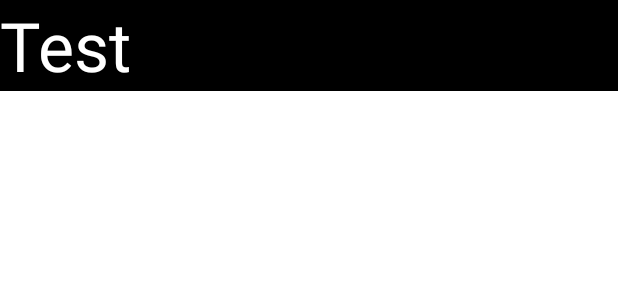
After one commit to galczo5/min-launcher, an Android app: the layout home_list_item.xml on its own in the app's theme, with its tools: preview values and no code run, on a phone screen of 412 x 824 dp. The commit adds this screen. Shown: the top 300 px of the screen. Run offline under Robolectric (Android 15) with nearby library versions, the phone set to English and light mode, and no system bars.

Commit message:
Home screen

```diff
--- a/app/build.gradle
+++ b/app/build.gradle
@@ -1,6 +1,7 @@
 plugins {
     id 'com.android.application'
     id 'kotlin-android'
+    id 'kotlin-android-extensions'
 }
 
 android {
@@ -49,4 +50,6 @@ dependencies {
     androidTestImplementation 'androidx.test.espresso:espresso-core:3.2.0'
     implementation "androidx.viewpager2:viewpager2:1.0.0"
     implementation 'com.github.viethoa:fastscroller:1.2.0'
+    implementation 'com.google.code.gson:gson:2.8.6'
+
 }
--- /dev/null
+++ b/app/src/main/java/com/minlauncher/min/models/ContextMenuGroup.kt
@@ -0,0 +1,6 @@
+package com.minlauncher.min.models
+
+enum class ContextMenuGroup(val value: Int) {
+    ADD_TO_HOME(0),
+    REMOVE_FROM_HOME(1)
+}
--- /dev/null
+++ b/app/src/main/java/com/minlauncher/min/models/HomeListItem.kt
@@ -0,0 +1,4 @@
+package com.minlauncher.min.models
+
+class HomeListItem(val label: String, val packageName: String?) {
+}
--- /dev/null
+++ b/app/src/main/res/layout/home_list_item.xml
@@ -0,0 +1,24 @@
+<?xml version="1.0" encoding="utf-8"?>
+<androidx.constraintlayout.widget.ConstraintLayout xmlns:android="http://schemas.android.com/apk/res/android"
+    xmlns:app="http://schemas.android.com/apk/res-auto"
+    android:layout_width="match_parent"
+    android:layout_height="wrap_content"
+    android:background="@color/black">
+
+    <LinearLayout
+        android:layout_width="match_parent"
+        android:layout_height="match_parent"
+        android:orientation="horizontal">
+
+        <TextView
+            android:id="@+id/homeAppLabel"
+            android:layout_width="match_parent"
+            android:layout_height="wrap_content"
+            android:layout_gravity="center"
+            android:text="Test"
+            android:textAppearance="@style/TextAppearance.AppCompat.Display2"
+            android:textColor="@color/white" />
+
+    </LinearLayout>
+
+</androidx.constraintlayout.widget.ConstraintLayout>
```
Also changed, not shown: app/src/main/java/com/minlauncher/min/adapters/AppListAdapter.kt (+14 -9 lines), app/src/main/java/com/minlauncher/min/adapters/HomeAppListAdapter.kt (added, +43 -0 lines), app/src/main/java/com/minlauncher/min/fragments/AppList.kt (+35 -3 lines), app/src/main/java/com/minlauncher/min/fragments/Home.kt (+63 -39 lines), app/src/main/res/layout/fragment_home.xml (+38 -5 lines).
